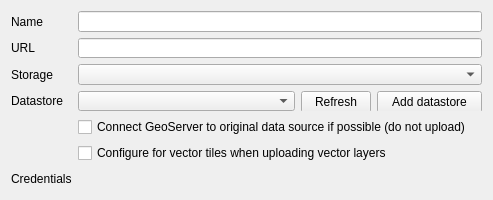
This is geocatbridge/servers/views/geoserver.ui in GeoCat/qgis-bridge-plugin as Qt 5 draws it before an edit. The edited form follows.
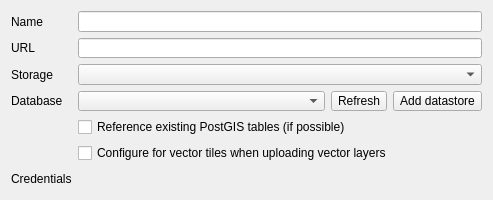
This is the edited form.

Commit message: Fix server widget layout fitting, tune GeoServer widget

Diff of the .ui file:
```diff
--- a/geocatbridge/servers/views/geoserver.ui
+++ b/geocatbridge/servers/views/geoserver.ui
@@ -11,7 +11,7 @@
    </rect>
   </property>
   <property name="sizePolicy">
-   <sizepolicy hsizetype="Expanding" vsizetype="Preferred">
+   <sizepolicy hsizetype="Preferred" vsizetype="Preferred">
     <horstretch>0</horstretch>
     <verstretch>0</verstretch>
    </sizepolicy>
@@ -29,7 +29,7 @@
    <item alignment="Qt::AlignTop">
     <widget class="QFrame" name="frame">
      <property name="sizePolicy">
-      <sizepolicy hsizetype="Expanding" vsizetype="Preferred">
+      <sizepolicy hsizetype="Preferred" vsizetype="Preferred">
        <horstretch>0</horstretch>
        <verstretch>0</verstretch>
       </sizepolicy>
@@ -83,7 +83,7 @@
            </sizepolicy>
           </property>
           <property name="text">
-           <string>Datastore</string>
+           <string>Database</string>
           </property>
          </widget>
         </item>
@@ -120,7 +120,7 @@
           <item>
            <widget class="QComboBox" name="comboGeoserverDatabase">
             <property name="sizePolicy">
-             <sizepolicy hsizetype="Expanding" vsizetype="Fixed">
+             <sizepolicy hsizetype="Preferred" vsizetype="Fixed">
               <horstretch>0</horstretch>
               <verstretch>0</verstretch>
              </sizepolicy>
@@ -134,24 +134,6 @@
            </widget>
           </item>
           <item>
-           <widget class="QWidget" name="datastoreControls" native="true">
-            <property name="cursor">
-             <cursorShape>ArrowCursor</cursorShape>
-            </property>
-            <layout class="QHBoxLayout" name="horizontalLayout">
-             <property name="leftMargin">
-              <number>0</number>
-             </property>
-             <property name="topMargin">
-              <number>0</number>
-             </property>
-             <property name="rightMargin">
-              <number>0</number>
-             </property>
-             <property name="bottomMargin">
-              <number>0</number>
-             </property>
-             <item>
               <widget class="QToolButton" name="btnRefreshDatabases">
                <property name="sizePolicy">
                 <sizepolicy hsizetype="Fixed" vsizetype="Fixed">
@@ -159,12 +141,6 @@
                  <verstretch>0</verstretch>
                 </sizepolicy>
                </property>
-               <property name="minimumSize">
-                <size>
-                 <width>70</width>
-                 <height>22</height>
-                </size>
-               </property>
                <property name="focusPolicy">
                 <enum>Qt::StrongFocus</enum>
                </property>
@@ -181,12 +157,6 @@
                  <verstretch>0</verstretch>
                 </sizepolicy>
                </property>
-               <property name="minimumSize">
-                <size>
-                 <width>105</width>
-                 <height>22</height>
-                </size>
-               </property>
                <property name="focusPolicy">
                 <enum>Qt::StrongFocus</enum>
                </property>
@@ -196,9 +166,6 @@
               </widget>
              </item>
             </layout>
-           </widget>
-          </item>
-         </layout>
         </item>
         <item row="1" column="1">
          <widget class="QLineEdit" name="txtGeoserverUrl"/>
@@ -224,7 +191,7 @@
            </size>
           </property>
           <property name="text">
-           <string>Connect GeoServer to original data source if possible (do not upload)</string>
+           <string>Reference existing PostGIS tables (if possible)</string>
           </property>
          </widget>
         </item>
```
Left out of the diff: 3 changed lines with no effect on the pictures. Lines whose indentation alone changed are shown as unchanged. The commit also changes 5 other files.
